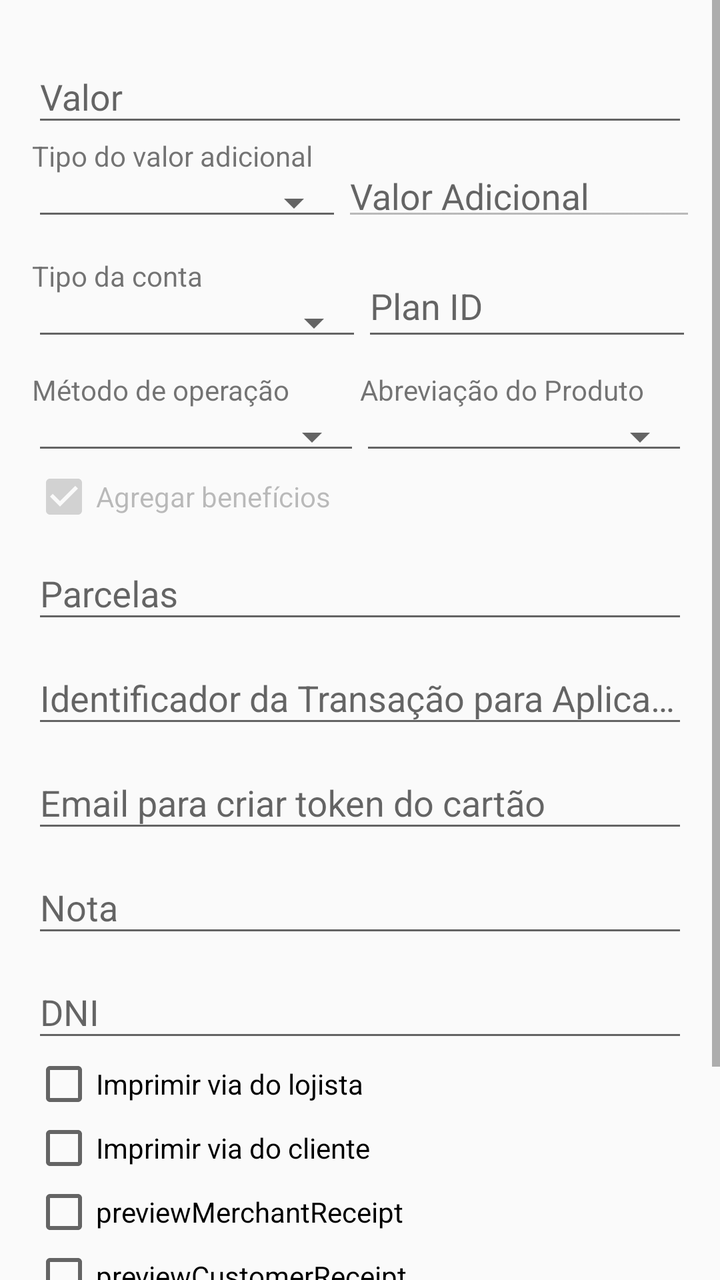
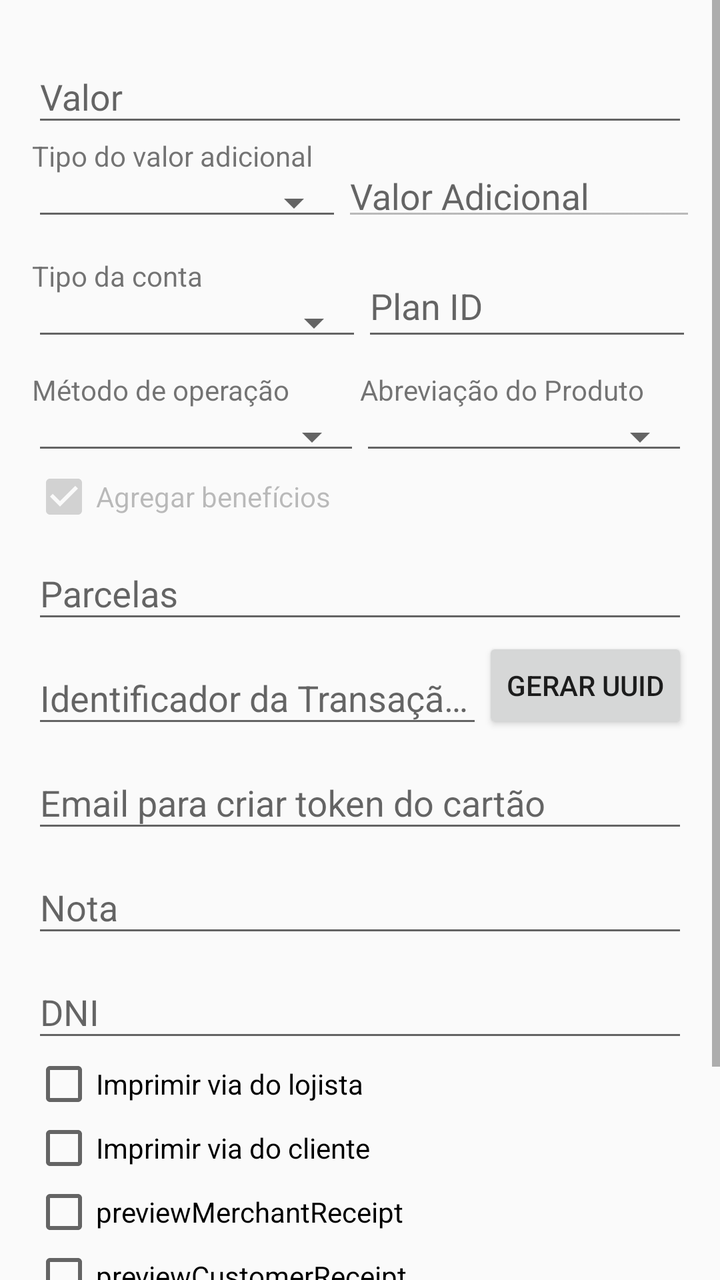

An Android layout rendered at two revisions. The XML below is the earlier revision; the diff shows what the commit changed to produce the second picture.
<!-- AndroidManifest.xml: application theme AppTheme -->
<!-- res/layout/activity_payment.xml -->
<?xml version="1.0" encoding="utf-8"?>

<ScrollView xmlns:android="http://schemas.android.com/apk/res/android"
    xmlns:tools="http://schemas.android.com/tools"
    android:layout_width="fill_parent"
    android:layout_height="fill_parent">

    <LinearLayout
        android:id="@+id/activity_payment"
        android:layout_width="match_parent"
        android:layout_height="match_parent"
        android:orientation="vertical"
        android:paddingLeft="@dimen/activity_horizontal_margin"
        android:paddingTop="@dimen/activity_vertical_margin"
        android:paddingRight="@dimen/activity_horizontal_margin"
        android:paddingBottom="@dimen/activity_vertical_margin"
        tools:context=".PaymentActivity">

        <com.google.android.material.textfield.TextInputLayout
            android:layout_width="match_parent"
            android:layout_height="wrap_content">

            <EditText
                android:id="@+id/valueEdt"
                android:layout_width="match_parent"
                android:layout_height="wrap_content"
                android:digits="0123456789,"
                android:hint="@string/valueEdtHint"
                android:inputType="numberDecimal"
                android:maxLength="16"/>
        </com.google.android.material.textfield.TextInputLayout>

        <LinearLayout
            android:layout_width="match_parent"
            android:layout_height="wrap_content"
            android:layout_marginBottom="3dp"
            android:orientation="horizontal">

            <LinearLayout
                android:layout_width="155dp"
                android:layout_height="wrap_content"
                android:orientation="vertical">

                <TextView
                    android:text="@string/valueTypeHint"
                    android:layout_width="wrap_content"
                    android:layout_height="wrap_content"
                    />

                <Spinner
                    android:id="@+id/addValueTypeSpinner"
                    style="@style/Base.Widget.AppCompat.Spinner.Underlined"
                    android:layout_width="match_parent"
                    android:layout_height="match_parent"
                    android:hint="@string/addValueTypeHint"
                    android:spinnerMode="dropdown" />

            </LinearLayout>

            <com.google.android.material.textfield.TextInputLayout
                android:layout_width="180dp"
                android:layout_height="match_parent">


                <EditText
                    android:id="@+id/addValueEdt"
                    android:layout_width="180dp"
                    android:layout_height="match_parent"
                    android:digits="0123456789,"
                    android:enabled="false"
                    android:hint="@string/addValueEdtHint"
                    android:inputType="numberDecimal" />


            </com.google.android.material.textfield.TextInputLayout>

        </LinearLayout>

        <LinearLayout
            android:layout_width="match_parent"
            android:layout_height="wrap_content"
            android:orientation="horizontal">

            <LinearLayout
                android:layout_width="165dp"
                android:layout_height="match_parent"
                android:orientation="vertical">

                <TextView
                    android:layout_width="match_parent"
                    android:layout_height="wrap_content"
                    android:layout_marginTop="10dp"
                    android:text="@string/accTypeHint" />

                <Spinner
                    android:id="@+id/accTypeIdSpinner"
                    style="@style/Widget.AppCompat.Spinner.Underlined"
                    android:layout_width="match_parent"
                    android:layout_height="match_parent"
                    android:spinnerMode="dropdown" />
            </LinearLayout>

            <com.google.android.material.textfield.TextInputLayout
                android:layout_width="180dp"
                android:layout_height="match_parent">

                <EditText
                    android:id="@+id/planIdEdt"
                    android:layout_width="165dp"
                    android:layout_height="match_parent"
                    android:hint="@string/planIdHint"
                    android:inputType="text"
                    android:maxLength="2" />
            </com.google.android.material.textfield.TextInputLayout>
        </LinearLayout>
    <LinearLayout
        android:layout_width="fill_parent"
        android:layout_height="wrap_content"
        android:orientation="horizontal">

        <LinearLayout
            android:layout_width="0.0dip"
            android:layout_height="fill_parent"
            android:layout_weight="1.0"
            android:orientation="vertical">

            <TextView
                android:layout_width="match_parent"
                android:layout_height="wrap_content"
                android:layout_marginTop="10dp"
                android:text="@string/operationMethodHint"/>

            <Spinner
                android:id="@+id/operationMethodPayment"
                style="@style/Widget.AppCompat.Spinner.Underlined"
                android:layout_width="match_parent"
                android:layout_height="match_parent"
                android:autofillHints="@string/productShortNameHint"
                android:spinnerMode="dropdown" />
        </LinearLayout>
        <LinearLayout
            android:layout_width="0.0dip"
            android:layout_height="fill_parent"
            android:layout_weight="1.0"
            android:orientation="vertical">

            <TextView
                android:layout_width="match_parent"
                android:layout_height="wrap_content"
                android:layout_marginTop="10dp"
                android:text="@string/productShortNameHint" />

            <Spinner
                android:id="@+id/productShortNameSpinner"
                style="@style/Widget.AppCompat.Spinner.Underlined"
                android:layout_width="match_parent"
                android:layout_height="match_parent"
                android:spinnerMode="dropdown" />

        </LinearLayout>

        </LinearLayout>

        <LinearLayout
            android:layout_width="match_parent"
            android:layout_height="wrap_content"
            android:orientation="vertical">

            <CheckBox
                android:id="@+id/cbAllowBenefit"
                android:layout_width="match_parent"
                android:layout_height="wrap_content"
                android:enabled="false"
                android:checked="true"
                android:text="@string/cb_allow_benefit"/>

        </LinearLayout>

        <com.google.android.material.textfield.TextInputLayout
            android:layout_width="match_parent"
            android:layout_height="wrap_content">

            <EditText
                android:id="@+id/installmentsEdt"
                android:layout_width="match_parent"
                android:layout_height="wrap_content"
                android:hint="@string/installmentsEdtHint"
                android:inputType="number" />
        </com.google.android.material.textfield.TextInputLayout>

        <com.google.android.material.textfield.TextInputLayout
            android:layout_width="match_parent"
            android:layout_height="wrap_content">

            <EditText
                android:id="@+id/appTransactionIdEdt"
                android:layout_width="match_parent"
                android:layout_height="wrap_content"
                android:hint="@string/appTransactionIdEdtHint"
                android:inputType="textShortMessage" />
        </com.google.android.material.textfield.TextInputLayout>

        <com.google.android.material.textfield.TextInputLayout
            android:layout_width="match_parent"
            android:layout_height="wrap_content">

            <EditText
                android:id="@+id/email_token"
                android:layout_width="match_parent"
                android:layout_height="wrap_content"
                android:hint="@string/appEmailToken"
                android:inputType="textEmailAddress" />
        </com.google.android.material.textfield.TextInputLayout>

        <com.google.android.material.textfield.TextInputLayout
            android:layout_width="match_parent"
            android:layout_height="wrap_content">

            <EditText
                android:id="@+id/noteEdt"
                android:layout_width="match_parent"
                android:layout_height="wrap_content"
                android:hint="@string/note_hint"
                android:maxLength="120"
                android:inputType="textLongMessage" />
        </com.google.android.material.textfield.TextInputLayout>

        <com.google.android.material.textfield.TextInputLayout
            android:layout_width="match_parent"
            android:layout_height="wrap_content">

            <EditText
                android:id="@+id/dniEdt"
                android:layout_width="match_parent"
                android:layout_height="wrap_content"
                android:hint="@string/dni_hint"
                android:maxLength="10"
                android:inputType="number" />
        </com.google.android.material.textfield.TextInputLayout>

        <CheckBox
            android:id="@+id/chbReceiptMerchant"
            android:layout_width="match_parent"
            android:layout_height="wrap_content"
            android:text="@string/printMerchantReceiptHint" />

        <CheckBox
            android:id="@+id/chbReceiptCustomer"
            android:layout_width="match_parent"
            android:layout_height="wrap_content"
            android:text="@string/printCustomerReceiptHint" />

        <CheckBox
            android:id="@+id/previewReceiptMerchant"
            android:layout_width="match_parent"
            android:layout_height="wrap_content"
            android:text="previewMerchantReceipt" />

        <CheckBox
            android:id="@+id/previewReceiptCustomer"
            android:layout_width="match_parent"
            android:layout_height="wrap_content"
            android:layout_marginBottom="50dp"
            android:text="previewCustomerReceipt" />

        <Button
            android:id="@+id/doPaymentBtnv2"
            android:layout_width="match_parent"
            android:layout_height="wrap_content"
            android:onClick="doPaymentV2"
            android:text="@string/doPaymentBtnv2" />

    </LinearLayout>
</ScrollView>
<!-- resources referenced by this layout -->
<resources>
  <dimen name="activity_horizontal_margin">16dp</dimen>
  <dimen name="activity_vertical_margin">16dp</dimen>
  <string name="accTypeHint">Tipo da conta</string>
  <string name="addValueEdtHint">Valor Adicional</string>
  <string name="addValueTypeHint">Tipo do Valor Adicional</string>
  <string name="appEmailToken">Email para criar token do cartão</string>
  <string name="appTransactionIdEdtHint">Identificador da Transação para Aplicação</string>
  <string name="cb_allow_benefit">Agregar benefícios</string>
  <string name="dni_hint" translatable="false">DNI</string>
  <string name="doPaymentBtnv2">Pagar V2</string>
  <string name="installmentsEdtHint">Parcelas</string>
  <string name="note_hint">Nota</string>
  <string name="operationMethodHint">Método de operação</string>
  <string name="planIdHint">Plan ID</string>
  <string name="printCustomerReceiptHint">Imprimir via do cliente</string>
  <string name="printMerchantReceiptHint">Imprimir via do lojista</string>
  <string name="productShortNameHint">Abreviação do Produto</string>
  <string name="valueEdtHint">Valor</string>
  <string name="valueTypeHint">Tipo do valor adicional</string>
  <style name="AppTheme" parent="Theme.AppCompat.Light.DarkActionBar">
          
          <item name="colorPrimary">@color/colorPrimary</item>
          <item name="colorPrimaryDark">@color/colorPrimaryDark</item>
          <item name="colorAccent">@color/colorAccent</item>
      </style>
  <color name="colorPrimary">#3F51B5</color>
  <color name="colorPrimaryDark">#303F9F</color>
  <color name="colorAccent">#FF4081</color>
</resources>

<!-- the commit's change to res/layout/activity_payment.xml (unified diff, before → after) -->
@@ -14,7 +14,7 @@
         android:paddingTop="@dimen/activity_vertical_margin"
         android:paddingRight="@dimen/activity_horizontal_margin"
         android:paddingBottom="@dimen/activity_vertical_margin"
-        tools:context=".PaymentActivity">
+        tools:context="br.com.phoebus.payments.demo.PaymentActivity">
 
         <com.google.android.material.textfield.TextInputLayout
             android:layout_width="match_parent"
@@ -188,17 +188,31 @@
                 android:inputType="number" />
         </com.google.android.material.textfield.TextInputLayout>
 
-        <com.google.android.material.textfield.TextInputLayout
-            android:layout_width="match_parent"
-            android:layout_height="wrap_content">
-
-            <EditText
-                android:id="@+id/appTransactionIdEdt"
-                android:layout_width="match_parent"
-                android:layout_height="wrap_content"
-                android:hint="@string/appTransactionIdEdtHint"
-                android:inputType="textShortMessage" />
-        </com.google.android.material.textfield.TextInputLayout>
+        <LinearLayout
+            android:layout_width="match_parent"
+            android:layout_height="wrap_content"
+            android:gravity="center_vertical"
+            android:orientation="horizontal">
+
+            <com.google.android.material.textfield.TextInputLayout
+                android:layout_width="0dp"
+                android:layout_height="wrap_content"
+                android:layout_weight="1">
+
+                <EditText
+                    android:id="@+id/appTransactionIdEdt"
+                    android:layout_width="match_parent"
+                    android:layout_height="wrap_content"
+                    android:hint="@string/appTransactionIdEdtHint"
+                    android:inputType="textShortMessage" />
+            </com.google.android.material.textfield.TextInputLayout>
+
+            <Button
+                android:id="@+id/randomUuidBtn"
+                android:layout_width="wrap_content"
+                android:layout_height="wrap_content"
+                android:text="@string/randomUuidBtn" />
+        </LinearLayout>
 
         <com.google.android.material.textfield.TextInputLayout
             android:layout_width="match_parent"
<!-- resource entries referenced after the edit -->
@@ -17,6 +17,7 @@
   <string name="printCustomerReceiptHint">Imprimir via do cliente</string>
   <string name="printMerchantReceiptHint">Imprimir via do lojista</string>
   <string name="productShortNameHint">Abreviação do Produto</string>
+  <string name="randomUuidBtn">Gerar UUID</string>
   <string name="valueEdtHint">Valor</string>
   <string name="valueTypeHint">Tipo do valor adicional</string>
   <style name="AppTheme" parent="Theme.AppCompat.Light.DarkActionBar">
